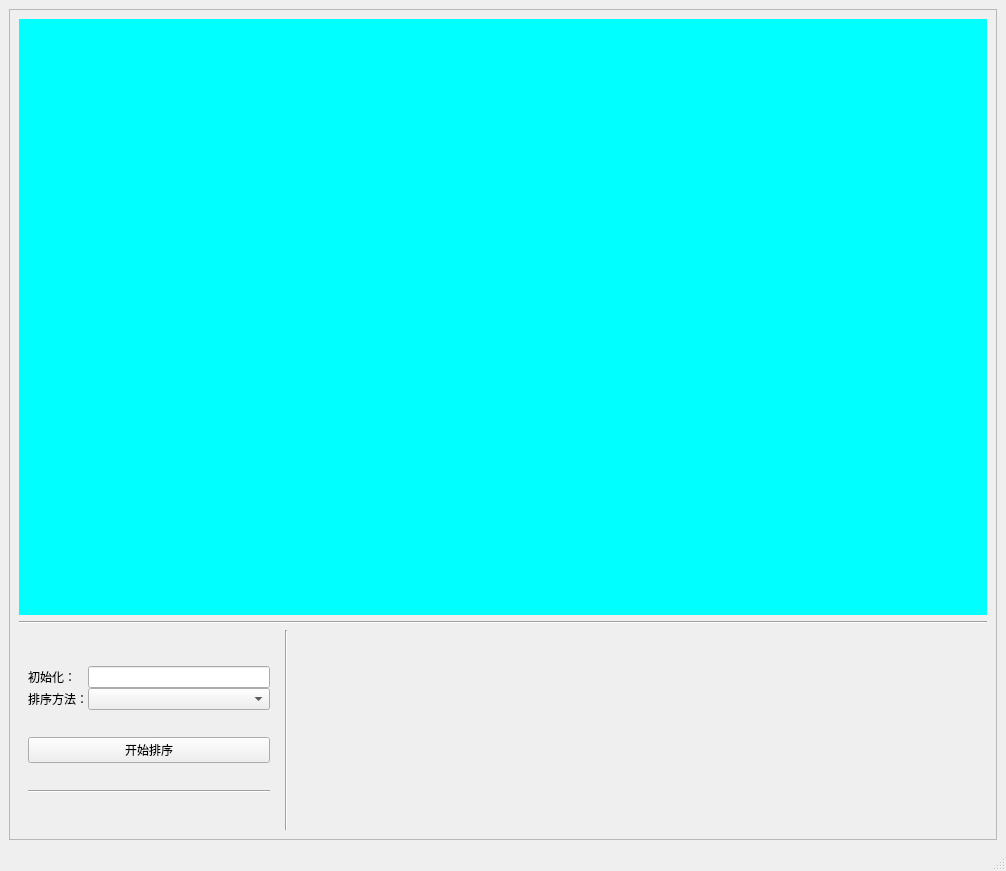
This is ModuleF/SortUI.ui in Hebici1030/AlgorithmVisualization as Qt 5 draws it before an edit. The edited form follows.
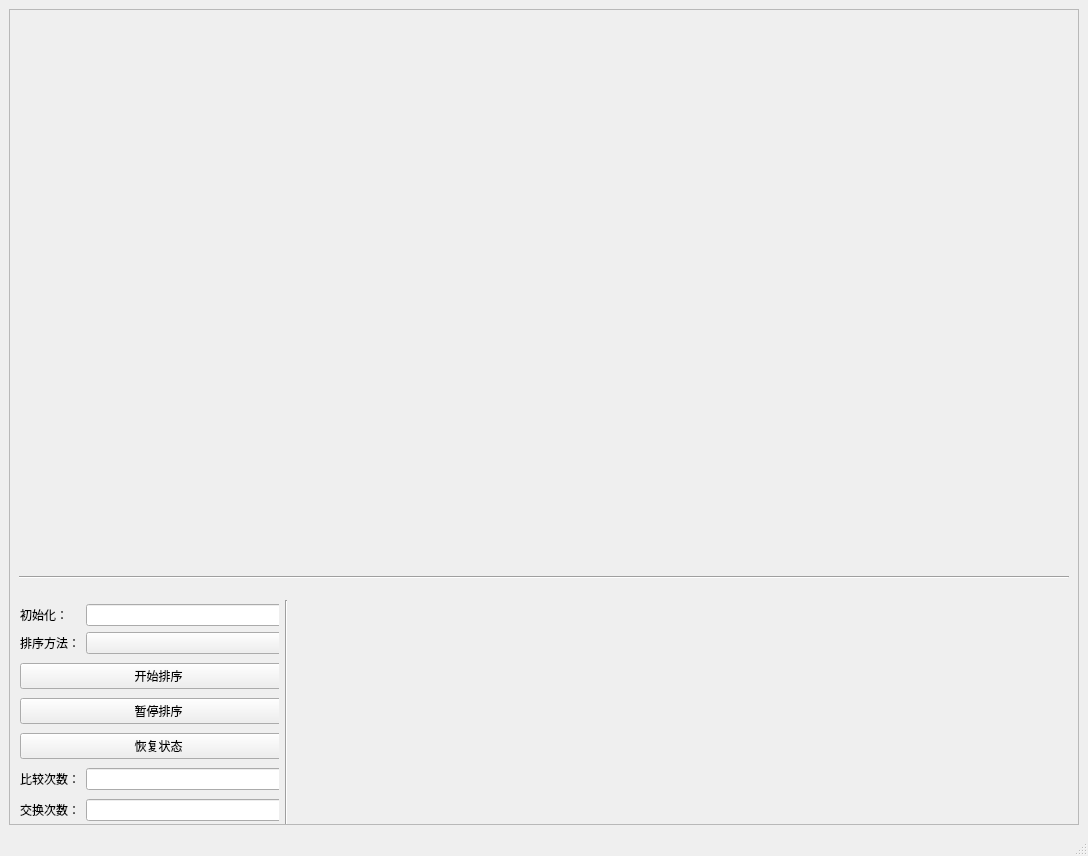
This is the edited form.

Patch:
```diff
--- a/ModuleF/SortUI.ui
+++ b/ModuleF/SortUI.ui
@@ -6,8 +6,8 @@
    <rect>
     <x>0</x>
     <y>0</y>
-    <width>1006</width>
-    <height>871</height>
+    <width>1088</width>
+    <height>856</height>
    </rect>
   </property>
   <property name="sizePolicy">
@@ -31,8 +31,8 @@
         <rect>
          <x>0</x>
          <y>0</y>
-         <width>982</width>
-         <height>796</height>
+         <width>1064</width>
+         <height>781</height>
         </rect>
        </property>
        <layout class="QVBoxLayout" name="verticalLayout">
@@ -45,8 +45,32 @@
            </sizepolicy>
           </property>
           <property name="styleSheet">
-           <string notr="true">background-color: rgb(0, 255, 255);</string>
+           <string notr="true"/>
           </property>
+          <layout class="QHBoxLayout" name="horizontalLayout_2">
+           <property name="spacing">
+            <number>0</number>
+           </property>
+           <property name="leftMargin">
+            <number>0</number>
+           </property>
+           <property name="topMargin">
+            <number>0</number>
+           </property>
+           <property name="rightMargin">
+            <number>0</number>
+           </property>
+           <property name="bottomMargin">
+            <number>0</number>
+           </property>
+           <item>
+            <layout class="QVBoxLayout" name="WorkLayout">
+             <property name="spacing">
+              <number>0</number>
+             </property>
+            </layout>
+           </item>
+          </layout>
          </widget>
         </item>
         <item>
@@ -59,7 +83,7 @@
         <item>
          <widget class="QWidget" name="widget_2" native="true">
           <property name="sizePolicy">
-           <sizepolicy hsizetype="Expanding" vsizetype="Preferred">
+           <sizepolicy hsizetype="Expanding" vsizetype="Minimum">
             <horstretch>0</horstretch>
             <verstretch>0</verstretch>
            </sizepolicy>
@@ -67,6 +91,12 @@
           <property name="minimumSize">
            <size>
             <width>0</width>
+            <height>230</height>
+           </size>
+          </property>
+          <property name="maximumSize">
+           <size>
+            <width>16777215</width>
             <height>200</height>
            </size>
           </property>
@@ -86,7 +116,7 @@
            <item>
             <widget class="QWidget" name="widget_3" native="true">
              <property name="sizePolicy">
-              <sizepolicy hsizetype="Minimum" vsizetype="Preferred">
+              <sizepolicy hsizetype="Minimum" vsizetype="Expanding">
                <horstretch>0</horstretch>
                <verstretch>0</verstretch>
               </sizepolicy>
@@ -103,12 +133,16 @@
                <height>16777215</height>
               </size>
              </property>
-             <layout class="QHBoxLayout" name="horizontalLayout_2">
-              <item>
+             <widget class="QWidget" name="layoutWidget">
+              <property name="geometry">
+               <rect>
+                <x>1</x>
+                <y>1</y>
+                <width>277</width>
+                <height>227</height>
+               </rect>
+              </property>
                <layout class="QVBoxLayout" name="verticalLayout_2">
-                <property name="spacing">
-                 <number>0</number>
-                </property>
                 <item>
                  <layout class="QGridLayout" name="gridLayout">
                   <item row="0" column="0">
@@ -161,15 +195,57 @@
                  </widget>
                 </item>
                 <item>
-                 <widget class="Line" name="line_3">
-                  <property name="orientation">
-                   <enum>Qt::Horizontal</enum>
+                <widget class="QPushButton" name="PauseBtn">
+                 <property name="text">
+                  <string>暂停排序</string>
                   </property>
                  </widget>
                 </item>
-               </layout>
-              </item>
-             </layout>
+               <item>
+                <widget class="QPushButton" name="RecoverBTN">
+                 <property name="text">
+                  <string>恢复状态</string>
+                 </property>
+                </widget>
+               </item>
+               <item>
+                <layout class="QHBoxLayout" name="horizontalLayout_5">
+                 <item>
+                  <widget class="QLabel" name="label_3">
+                   <property name="text">
+                    <string>比较次数：</string>
+                   </property>
+                  </widget>
+                 </item>
+                 <item>
+                  <widget class="QLineEdit" name="lineEdit">
+                   <property name="readOnly">
+                    <bool>true</bool>
+                   </property>
+                  </widget>
+                 </item>
+                </layout>
+               </item>
+               <item>
+                <layout class="QHBoxLayout" name="horizontalLayout_6">
+                 <item>
+                  <widget class="QLabel" name="label_4">
+                   <property name="text">
+                    <string>交换次数：</string>
+                   </property>
+                  </widget>
+                 </item>
+                 <item>
+                  <widget class="QLineEdit" name="lineEdit_2">
+                   <property name="readOnly">
+                    <bool>true</bool>
+                   </property>
+                  </widget>
+                 </item>
+                </layout>
+               </item>
+              </layout>
+             </widget>
             </widget>
            </item>
            <item>
@@ -187,6 +263,26 @@
                <verstretch>0</verstretch>
               </sizepolicy>
              </property>
+             <layout class="QHBoxLayout" name="horizontalLayout_4">
+              <property name="spacing">
+               <number>0</number>
+              </property>
+              <property name="leftMargin">
+               <number>0</number>
+              </property>
+              <property name="topMargin">
+               <number>0</number>
+              </property>
+              <property name="rightMargin">
+               <number>0</number>
+              </property>
+              <property name="bottomMargin">
+               <number>0</number>
+              </property>
+              <item>
+               <layout class="QVBoxLayout" name="PlotLayout"/>
+              </item>
+             </layout>
             </widget>
            </item>
           </layout>
```
Left out of the diff: 2 changed lines with no effect on the pictures. Lines whose indentation alone changed are shown as unchanged.
